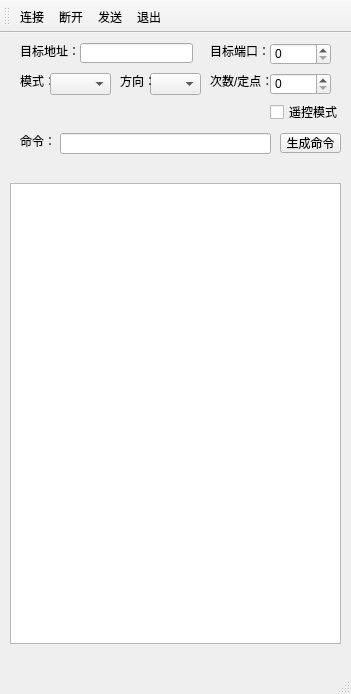
imLuning/QT_AgvGui, file mainwindow.ui: the form before one commit.
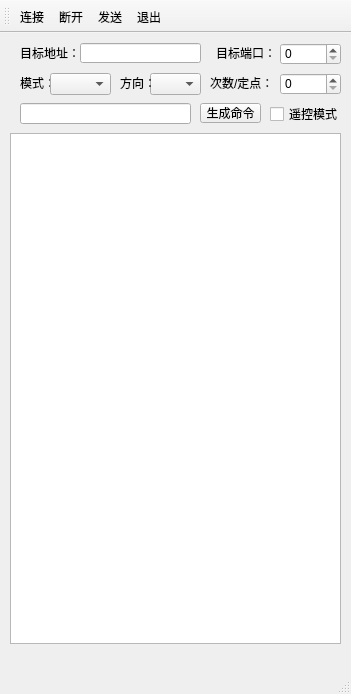
The form after the commit. Icons and pictures are not drawn.

Commit message: UI调整

```diff
--- a/mainwindow.ui
+++ b/mainwindow.ui
@@ -40,9 +40,9 @@
     <property name="geometry">
      <rect>
       <x>10</x>
-      <y>150</y>
+      <y>100</y>
       <width>331</width>
-      <height>461</height>
+      <height>511</height>
      </rect>
     </property>
     <property name="sizePolicy">
@@ -71,7 +71,7 @@
     <property name="geometry">
      <rect>
       <x>20</x>
-      <y>10</y>
+      <y>12</y>
       <width>61</width>
       <height>16</height>
      </rect>
@@ -85,7 +85,7 @@
      <rect>
       <x>80</x>
       <y>10</y>
-      <width>113</width>
+      <width>121</width>
       <height>20</height>
      </rect>
     </property>
@@ -96,8 +96,8 @@
    <widget class="QLabel" name="labelTarPort">
     <property name="geometry">
      <rect>
-      <x>210</x>
-      <y>10</y>
+      <x>216</x>
+      <y>12</y>
       <width>61</width>
       <height>16</height>
      </rect>
@@ -109,7 +109,7 @@
    <widget class="QSpinBox" name="spinBoxTarPort">
     <property name="geometry">
      <rect>
-      <x>270</x>
+      <x>280</x>
       <y>10</y>
       <width>61</width>
       <height>22</height>
@@ -125,9 +125,9 @@
    <widget class="QLineEdit" name="lineEditCommand">
     <property name="geometry">
      <rect>
-      <x>60</x>
-      <y>100</y>
-      <width>211</width>
+      <x>20</x>
+      <y>70</y>
+      <width>171</width>
       <height>21</height>
      </rect>
     </property>
@@ -139,7 +139,7 @@
     <property name="geometry">
      <rect>
       <x>20</x>
-      <y>40</y>
+      <y>42</y>
       <width>31</width>
       <height>16</height>
      </rect>
@@ -164,7 +164,7 @@
    <widget class="QSpinBox" name="spinBoxCountOrPoint">
     <property name="geometry">
      <rect>
-      <x>270</x>
+      <x>280</x>
       <y>40</y>
       <width>61</width>
       <height>22</height>
@@ -178,7 +178,7 @@
     <property name="geometry">
      <rect>
       <x>210</x>
-      <y>40</y>
+      <y>42</y>
       <width>61</width>
       <height>16</height>
      </rect>
@@ -187,24 +187,11 @@
      <string>次数/定点：</string>
     </property>
    </widget>
-   <widget class="QLabel" name="labelCommand">
-    <property name="geometry">
-     <rect>
-      <x>20</x>
-      <y>100</y>
-      <width>31</width>
-      <height>16</height>
-     </rect>
-    </property>
-    <property name="text">
-     <string>命令：</string>
-    </property>
-   </widget>
    <widget class="QPushButton" name="btnSetCommand">
     <property name="geometry">
      <rect>
-      <x>280</x>
-      <y>100</y>
+      <x>200</x>
+      <y>70</y>
       <width>61</width>
       <height>20</height>
      </rect>
@@ -233,7 +220,7 @@
     <property name="geometry">
      <rect>
       <x>120</x>
-      <y>40</y>
+      <y>42</y>
       <width>31</width>
       <height>16</height>
      </rect>
@@ -246,7 +233,7 @@
     <property name="geometry">
      <rect>
       <x>270</x>
-      <y>70</y>
+      <y>72</y>
       <width>73</width>
       <height>18</height>
      </rect>
```
